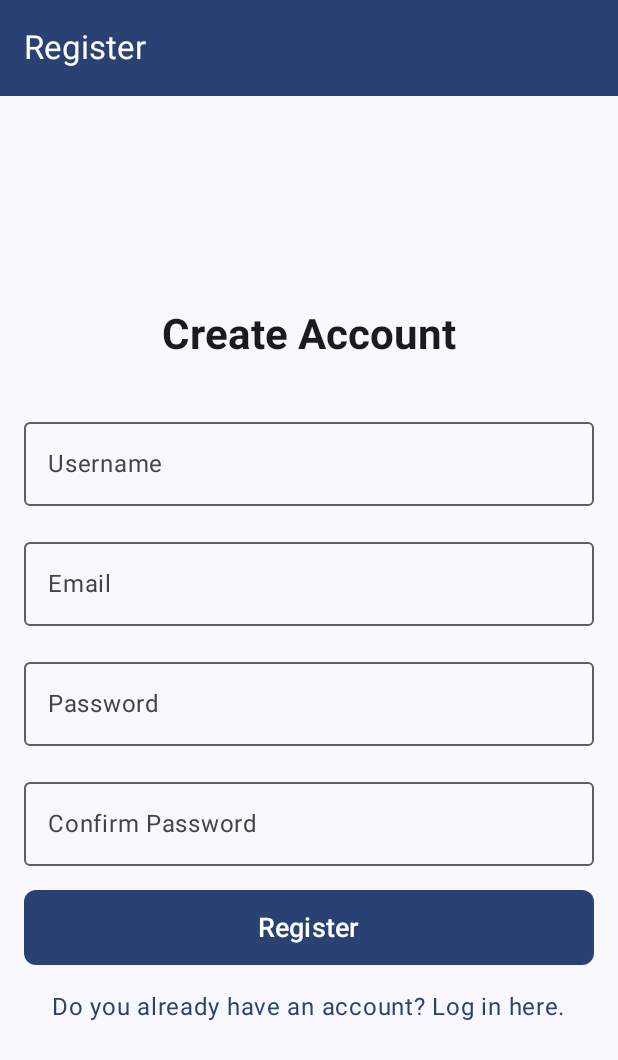
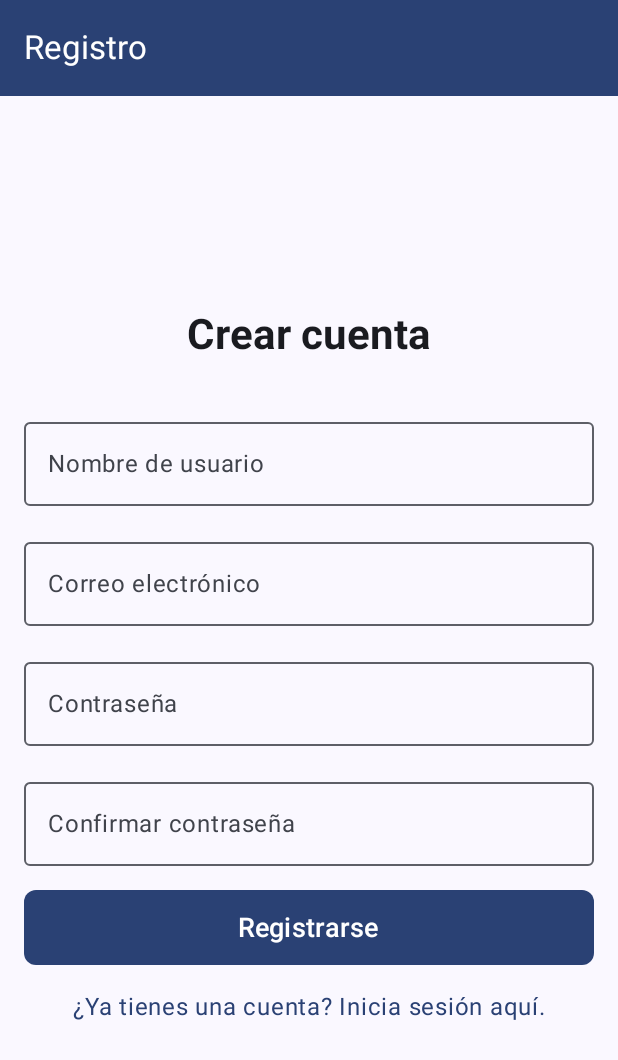
Before and after one commit to gustavoromerocl/RecipesApp, an Android app built with Jetpack Compose: the RegisterView screen opened through its navigation route, on a phone screen of 412 x 824 dp. Shown: the top 1060 px of the screen. Run offline under Robolectric (Android 15) with nearby library versions, the phone set to English and light mode, and no system bars.

Commit message:
feat: change english to spanish labels

```diff
--- a/app/src/main/java/com/example/recipesapp/views/LoginView.kt
+++ b/app/src/main/java/com/example/recipesapp/views/LoginView.kt
@@ -41,7 +41,7 @@ fun LoginView(navController: NavController) {
     Scaffold(
         topBar = {
             TopAppBar(
-                title = { Text("Login") },
+                title = { Text("") },
                 colors = topAppBarColors(
                     containerColor = MaterialTheme.colorScheme.primary,
                     titleContentColor = Color.White
@@ -67,7 +67,7 @@ fun LoginView(navController: NavController) {
                 OutlinedTextField(
                     value = email,
                     onValueChange = { email = it },
-                    label = { Text("Email") },
+                    label = { Text("Correo") },
                     modifier = Modifier
                         .fillMaxWidth()
                         .padding(bottom = 16.dp),
@@ -81,7 +81,7 @@ fun LoginView(navController: NavController) {
                 OutlinedTextField(
                     value = password,
                     onValueChange = { password = it },
-                    label = { Text("Password") },
+                    label = { Text("Contraseña") },
                     modifier = Modifier
                         .fillMaxWidth()
                         .padding(bottom = 24.dp),
@@ -114,7 +114,7 @@ fun LoginView(navController: NavController) {
                             if (isValid) {
                                 navController.navigate("home")
                             } else {
-                                errorMessage = "Invalid email or password."
+                                errorMessage = "Correo o contraseña inválidos."
                             }
                             isLoading = false
                         },
@@ -127,14 +127,14 @@ fun LoginView(navController: NavController) {
                             contentColor = Color.White
                         )
                     ) {
-                        Text(text = "Login", fontSize = 18.sp)
+                        Text(text = "Iniciar sesión", fontSize = 18.sp)
                     }
                 }
 
                 Spacer(modifier = Modifier.height(16.dp))
 
                 Text(
-                    text = "Don't have an account? Register here.",
+                    text = "¿No tienes una cuenta? Registrate aquí.",
                     color = MaterialTheme.colorScheme.primary,
                     modifier = Modifier
                         .padding(bottom = 8.dp)
@@ -144,7 +144,7 @@ fun LoginView(navController: NavController) {
                 )
 
                 Text(
-                    text = "Forgot your password?",
+                    text = "¿Olvidaste tu contraseña?",
                     color = MaterialTheme.colorScheme.primary,
                     modifier = Modifier.clickable {
                         navController.navigate("passwordRecovery")
--- a/app/src/main/java/com/example/recipesapp/views/RegisterView.kt
+++ b/app/src/main/java/com/example/recipesapp/views/RegisterView.kt
@@ -48,7 +48,7 @@ fun RegisterView(navController: NavController) {
         topBar = {
             TopAppBar(
                 title = {
-                    Text(text = "Register")
+                    Text(text = "Registro")
                 },
                 colors = topAppBarColors(
                     containerColor = MaterialTheme.colorScheme.primary,
@@ -66,7 +66,7 @@ fun RegisterView(navController: NavController) {
                 horizontalAlignment = Alignment.CenterHorizontally
             ) {
                 Text(
-                    text = "Create Account",
+                    text = "Crear cuenta",
                     style = androidx.compose.material3.MaterialTheme.typography.headlineMedium.copy(
                         fontSize = 28.sp,
                         fontWeight = FontWeight.Bold
@@ -78,7 +78,7 @@ fun RegisterView(navController: NavController) {
                 OutlinedTextField(
                     value = username,
                     onValueChange = { username = it },
-                    label = { Text("Username") },
+                    label = { Text("Nombre de usuario") },
                     modifier = Modifier
                         .fillMaxWidth()
                         .padding(bottom = 16.dp),
@@ -91,7 +91,7 @@ fun RegisterView(navController: NavController) {
                 OutlinedTextField(
                     value = email,
                     onValueChange = { email = it },
-                    label = { Text("Email") },
+                    label = { Text("Correo electrónico") },
                     modifier = Modifier
                         .fillMaxWidth()
                         .padding(bottom = 16.dp),
@@ -105,7 +105,7 @@ fun RegisterView(navController: NavController) {
                 OutlinedTextField(
                     value = password,
                     onValueChange = { password = it },
-                    label = { Text("Password") },
+                    label = { Text("Contraseña") },
                     modifier = Modifier
                         .fillMaxWidth()
                         .padding(bottom = 16.dp),
@@ -120,7 +120,7 @@ fun RegisterView(navController: NavController) {
                 OutlinedTextField(
                     value = confirmPassword,
                     onValueChange = { confirmPassword = it },
-                    label = { Text("Confirm Password") },
+                    label = { Text("Confirmar contraseña") },
                     modifier = Modifier
                         .fillMaxWidth()
                         .padding(bottom = 16.dp),
@@ -150,10 +150,10 @@ fun RegisterView(navController: NavController) {
                         onClick = {
                             isLoading = true
                             errorMessage = when {
-                                username.isBlank() || email.isBlank() || password.isBlank() -> "All fields are required."
-                                password != confirmPassword -> "Passwords do not match."
-                                UserRepository.getAllUsers().any { it.username == username } -> "Username already exists."
-                                UserRepository.getAllUsers().any { it.email == email } -> "Email already registered."
+                                username.isBlank() || email.isBlank() || password.isBlank() -> "Todos los campos son requeridos."
+                                password != confirmPassword -> "Las contraseñas no coinciden."
+                                UserRepository.getAllUsers().any { it.username == username } -> "El nombre de usuario ya existe."
+                                UserRepository.getAllUsers().any { it.email == email } -> "El correo electrónico ya existe"
                                 else -> null
                             }
 
@@ -172,14 +172,14 @@ fun RegisterView(navController: NavController) {
                             contentColor = Color.White
                         )
                     ) {
-                        Text(text = "Register", fontSize = 18.sp)
+                        Text(text = "Registrarse", fontSize = 18.sp)
                     }
                 }
 
                 Spacer(modifier = Modifier.height(16.dp))
 
                 Text(
-                    text = "Do you already have an account? Log in here.",
+                    text = "¿Ya tienes una cuenta? Inicia sesión aquí.",
                     color = MaterialTheme.colorScheme.primary,
                     modifier = Modifier.clickable {
                         navController.navigate("login")
```
Also changed, not shown: app/src/main/java/com/example/recipesapp/views/PasswordRecoveryView.kt (+7 -7 lines).
